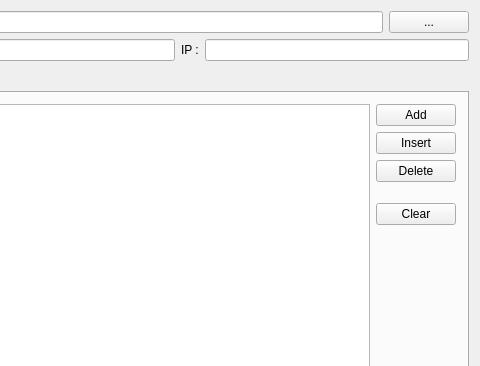
First picture: the form in src/FormFiles/MainForm.ui, repository arennuit/iisuoscbridge, before the edit; both pictures show x 182 to 662 and y 0 to 366 of the 662 by 619 pixel window.
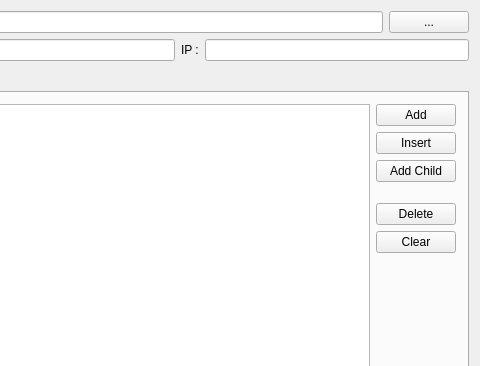
Second picture: the form after the edit. Icons and pictures are not drawn.

Commit message: Added code for add child control.

What changed in the file:
```diff
--- a/src/FormFiles/MainForm.ui
+++ b/src/FormFiles/MainForm.ui
@@ -731,9 +731,9 @@
              </widget>
             </item>
             <item>
-             <widget class="QPushButton" name="m_deleteMapButton">
+             <widget class="QPushButton" name="m_addChildMapButton">
               <property name="text">
-               <string>Delete</string>
+               <string>Add Child</string>
               </property>
              </widget>
             </item>
@@ -753,6 +753,13 @@
               </property>
              </spacer>
             </item>
+            <item>
+             <widget class="QPushButton" name="m_deleteMapButton">
+              <property name="text">
+               <string>Delete</string>
+              </property>
+             </widget>
+            </item>
             <item>
              <widget class="QPushButton" name="m_clearMapsButton">
               <property name="text">
```
The commit also changes 7 other files.
